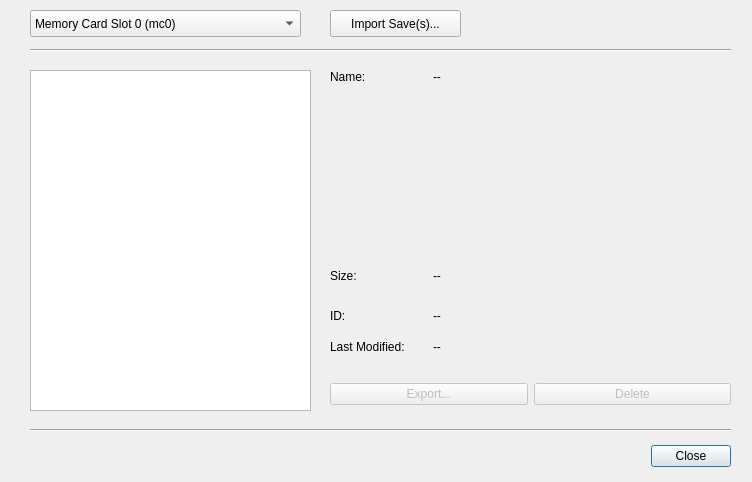
jpd002/Play-, file build_unix/memorycardmanager.ui: the form before one commit.
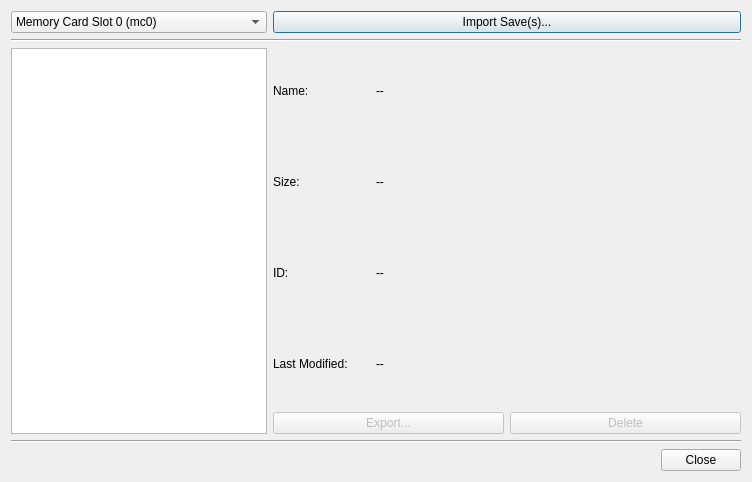
The form after the commit.

Commit message: linux: dialog fixed sizes, removed vfs green header

```diff
--- a/build_unix/memorycardmanager.ui
+++ b/build_unix/memorycardmanager.ui
@@ -10,96 +10,67 @@
     <height>482</height>
    </rect>
   </property>
+  <property name="minimumSize">
+   <size>
+    <width>752</width>
+    <height>482</height>
+   </size>
+  </property>
+  <property name="maximumSize">
+   <size>
+    <width>752</width>
+    <height>482</height>
+   </size>
+  </property>
   <property name="windowTitle">
    <string>Dialog</string>
   </property>
-  <widget class="QDialogButtonBox" name="buttonBox">
-   <property name="geometry">
-    <rect>
-     <x>20</x>
-     <y>440</y>
-     <width>711</width>
-     <height>32</height>
-    </rect>
-   </property>
-   <property name="orientation">
-    <enum>Qt::Horizontal</enum>
-   </property>
-   <property name="standardButtons">
-    <set>QDialogButtonBox::Close</set>
-   </property>
-  </widget>
-  <widget class="Line" name="line">
-   <property name="geometry">
-    <rect>
-     <x>30</x>
-     <y>420</y>
-     <width>701</width>
-     <height>20</height>
-    </rect>
-   </property>
-   <property name="orientation">
-    <enum>Qt::Horizontal</enum>
-   </property>
-  </widget>
+  <layout class="QGridLayout" name="gridLayout">
+   <item row="0" column="0">
+    <widget class="QComboBox" name="comboBox">
+     <item>
+      <property name="text">
+       <string>Memory Card Slot 0 (mc0)</string>
+      </property>
+     </item>
+     <item>
+      <property name="text">
+       <string>Memory Card Slot 1 (mc1)</string>
+      </property>
+     </item>
+    </widget>
+   </item>
+   <item row="0" column="1">
+    <widget class="QPushButton" name="import_saves_button">
+     <property name="text">
+      <string>Import Save(s)...</string>
+     </property>
+    </widget>
+   </item>
+   <item row="1" column="0" colspan="2">
   <widget class="Line" name="line_2">
-   <property name="geometry">
-    <rect>
-     <x>30</x>
-     <y>40</y>
-     <width>701</width>
-     <height>20</height>
-    </rect>
-   </property>
    <property name="orientation">
     <enum>Qt::Horizontal</enum>
    </property>
   </widget>
+   </item>
+   <item row="2" column="0" rowspan="5">
   <widget class="QListWidget" name="savelistWidget">
-   <property name="geometry">
-    <rect>
-     <x>30</x>
-     <y>70</y>
-     <width>281</width>
-     <height>341</height>
-    </rect>
+     <property name="sizePolicy">
+      <sizepolicy hsizetype="Fixed" vsizetype="Expanding">
+       <horstretch>0</horstretch>
+       <verstretch>0</verstretch>
+      </sizepolicy>
    </property>
    <property name="selectionBehavior">
     <enum>QAbstractItemView::SelectRows</enum>
    </property>
   </widget>
-  <widget class="QComboBox" name="comboBox">
-   <property name="geometry">
-    <rect>
-     <x>30</x>
-     <y>10</y>
-     <width>271</width>
-     <height>27</height>
-    </rect>
-   </property>
-   <item>
-    <property name="text">
-     <string>Memory Card Slot 0 (mc0)</string>
-    </property>
    </item>
-   <item>
-    <property name="text">
-     <string>Memory Card Slot 1 (mc1)</string>
-    </property>
-   </item>
-  </widget>
-  <widget class="QWidget" name="horizontalLayoutWidget">
-   <property name="geometry">
-    <rect>
-     <x>330</x>
-     <y>70</y>
-     <width>401</width>
-     <height>181</height>
-    </rect>
-   </property>
+   <item row="2" column="1">
    <layout class="QFormLayout" name="formLayout">
     <property name="formAlignment">
-     <set>Qt::AlignLeading|Qt::AlignLeft|Qt::AlignTop</set>
+      <set>Qt::AlignLeading|Qt::AlignLeft|Qt::AlignVCenter</set>
     </property>
     <item row="0" column="0">
      <widget class="QLabel" name="label">
@@ -122,16 +93,8 @@
      </widget>
     </item>
    </layout>
-  </widget>
-  <widget class="QWidget" name="horizontalLayoutWidget_2">
-   <property name="geometry">
-    <rect>
-     <x>330</x>
-     <y>260</y>
-     <width>401</width>
-     <height>31</height>
-    </rect>
-   </property>
+   </item>
+   <item row="3" column="1">
    <layout class="QFormLayout" name="formLayout_2">
     <property name="formAlignment">
      <set>Qt::AlignLeading|Qt::AlignLeft|Qt::AlignVCenter</set>
@@ -157,16 +120,8 @@
      </widget>
     </item>
    </layout>
-  </widget>
-  <widget class="QWidget" name="horizontalLayoutWidget_3">
-   <property name="geometry">
-    <rect>
-     <x>330</x>
-     <y>300</y>
-     <width>401</width>
-     <height>31</height>
-    </rect>
-   </property>
+   </item>
+   <item row="4" column="1">
    <layout class="QFormLayout" name="formLayout_3">
     <property name="formAlignment">
      <set>Qt::AlignLeading|Qt::AlignLeft|Qt::AlignVCenter</set>
@@ -198,17 +153,12 @@
      </widget>
     </item>
    </layout>
-  </widget>
-  <widget class="QWidget" name="horizontalLayoutWidget_4">
-   <property name="geometry">
-    <rect>
-     <x>330</x>
-     <y>340</y>
-     <width>401</width>
-     <height>31</height>
-    </rect>
-   </property>
+   </item>
+   <item row="5" column="1">
    <layout class="QFormLayout" name="formLayout_4">
+     <property name="formAlignment">
+      <set>Qt::AlignLeading|Qt::AlignLeft|Qt::AlignVCenter</set>
+     </property>
     <item row="0" column="0">
      <widget class="QLabel" name="label_6">
       <property name="minimumSize">
@@ -230,16 +180,8 @@
      </widget>
     </item>
    </layout>
-  </widget>
-  <widget class="QWidget" name="horizontalLayoutWidget_5">
-   <property name="geometry">
-    <rect>
-     <x>330</x>
-     <y>380</y>
-     <width>401</width>
-     <height>29</height>
-    </rect>
-   </property>
+   </item>
+   <item row="6" column="1">
    <layout class="QHBoxLayout" name="horizontalLayout_5">
     <item>
      <widget class="QPushButton" name="export_save_button">
@@ -262,20 +204,25 @@
      </widget>
     </item>
    </layout>
-  </widget>
-  <widget class="QPushButton" name="import_saves_button">
-   <property name="geometry">
-    <rect>
-     <x>330</x>
-     <y>10</y>
-     <width>131</width>
-     <height>27</height>
-    </rect>
-   </property>
-   <property name="text">
-    <string>Import Save(s)...</string>
-   </property>
-  </widget>
+   </item>
+   <item row="7" column="0" colspan="2">
+    <widget class="Line" name="line">
+     <property name="orientation">
+      <enum>Qt::Horizontal</enum>
+     </property>
+    </widget>
+   </item>
+   <item row="8" column="0" colspan="2">
+    <widget class="QDialogButtonBox" name="buttonBox">
+     <property name="orientation">
+      <enum>Qt::Horizontal</enum>
+     </property>
+     <property name="standardButtons">
+      <set>QDialogButtonBox::Close</set>
+     </property>
+    </widget>
+   </item>
+  </layout>
  </widget>
  <resources/>
  <connections>
```
Lines whose indentation alone changed are shown as unchanged. The commit also changes 5 other files.
